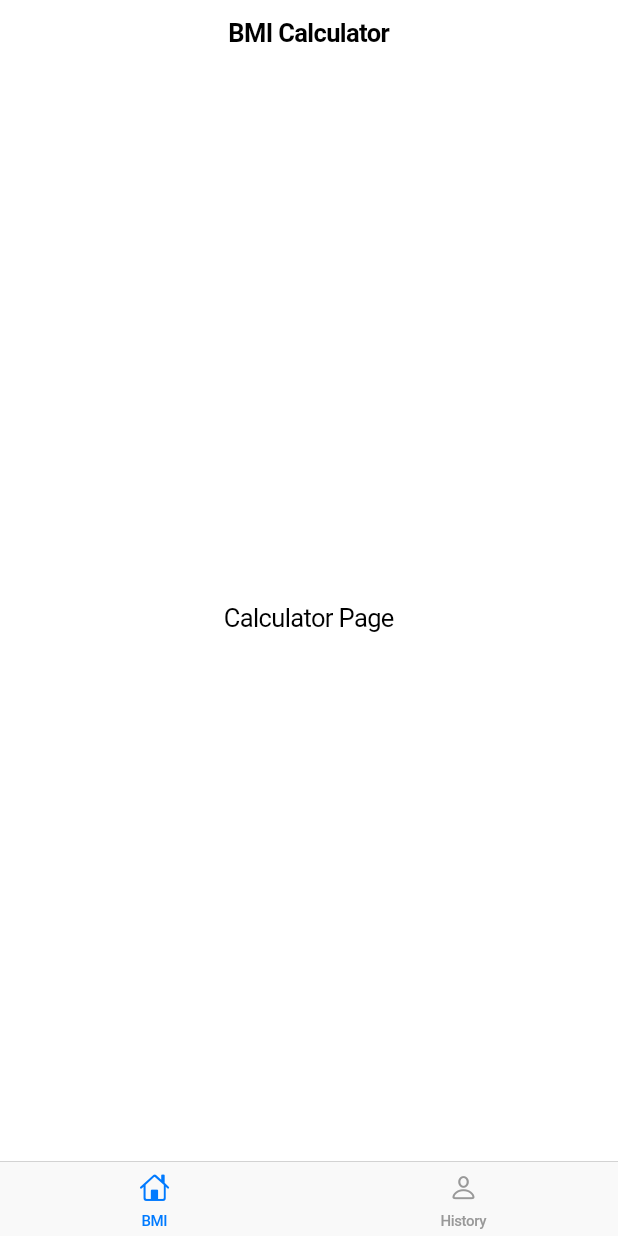
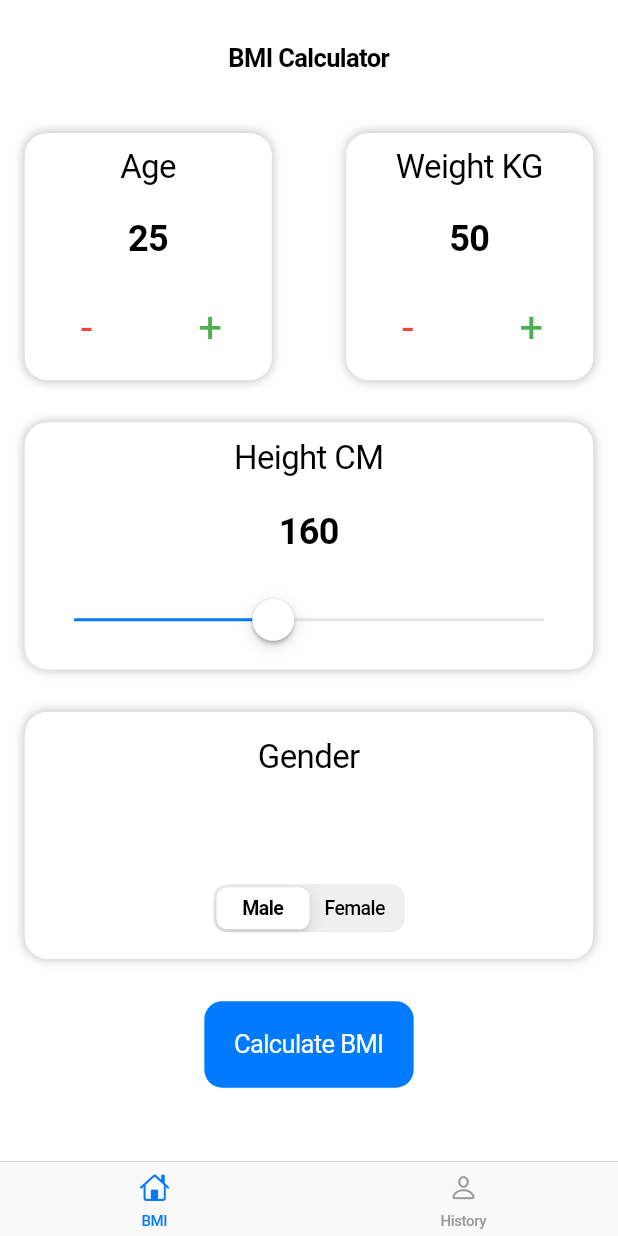
Before and after one commit to KhalilDev12/bmi_calculator, a Flutter app: the screen it shows after launch, on a phone screen of 412 x 824 dp. Run offline on Flutter 3.47's test engine with Material 2 defaults, Android fonts, the phone set to English and light mode, and no system bars.

Commit message:
Finish BMI Page Layout

```diff
--- a/lib/Pages/bmiPage.dart
+++ b/lib/Pages/bmiPage.dart
@@ -1,5 +1,9 @@
+import 'package:bmi_calculator/Providers/bmiPageProvider.dart';
 import 'package:flutter/cupertino.dart';
 import 'package:flutter/material.dart';
+import 'package:provider/provider.dart';
+
+import '../Widgets/infoCard.dart';
 
 class BmiPage extends StatefulWidget {
   BmiPage({Key? key}) : super(key: key);
@@ -11,6 +15,9 @@ class BmiPage extends StatefulWidget {
 }
 
 class _BmiPageState extends State<BmiPage> {
+  late double _deviceHeight, _deviceWidth;
+  late BmiPageProvider _bmiPageProvider;
+
   @override
   void initState() {
     super.initState();
@@ -23,9 +30,185 @@ class _BmiPageState extends State<BmiPage> {
 
   @override
   Widget build(BuildContext context) {
-    return CupertinoPageScaffold(
-      child: Center(
-        child: Text("Calculator Page"),
+    _deviceHeight = MediaQuery
+        .of(context)
+        .size
+        .height;
+    _deviceWidth = MediaQuery
+        .of(context)
+        .size
+        .width;
+    return ChangeNotifierProvider(
+      create: (context) => BmiPageProvider(),
+      child: buildUI(),
+    );
+  }
+
+  Widget buildUI() {
+    return Builder(builder: (context) {
+      _bmiPageProvider = context.watch<BmiPageProvider>();
+      return CupertinoPageScaffold(
+        child: Container(
+          height: _deviceHeight * 0.9,
+          width: _deviceWidth,
+          padding: EdgeInsets.all(_deviceHeight * 0.02),
+          child: Column(
+            mainAxisSize: MainAxisSize.max,
+            mainAxisAlignment: MainAxisAlignment.spaceBetween,
+            crossAxisAlignment: CrossAxisAlignment.center,
+            children: [
+              const CupertinoNavigationBar(
+                middle: Text("BMI Calculator"),
+                backgroundColor: Colors.white24,
+              ),
+              Row(
+                  mainAxisSize: MainAxisSize.max,
+                  mainAxisAlignment: MainAxisAlignment.spaceBetween,
+                  crossAxisAlignment: CrossAxisAlignment.center,
+                  children: [
+                    ageContainer(),
+                    weightContainer(),
+                  ]),
+              heightContainer(),
+              genderContainer(),
+              calculateButton(),
+            ],
+          ),
+        ),
+      );
+    });
+  }
+
+  Widget ageContainer() {
+    return InfoCard(
+      title: "Age",
+      value: _bmiPageProvider.age.toString(),
+      height: _deviceHeight * 0.2,
+      width: _deviceWidth * 0.4,
+      child: Row(
+        mainAxisSize: MainAxisSize.max,
+        mainAxisAlignment: MainAxisAlignment.spaceAround,
+        crossAxisAlignment: CrossAxisAlignment.center,
+        children: [
+          SizedBox(
+            width: 50,
+            child: CupertinoDialogAction(
+              onPressed: () {
+                _bmiPageProvider.decrementAge();
+              },
+              textStyle: const TextStyle(
+                fontSize: 28,
+                color: Colors.red,
+              ),
+              child: const Text('-'),
+            ),
+          ),
+          SizedBox(
+            width: 50,
+            child: CupertinoDialogAction(
+              onPressed: () {
+                _bmiPageProvider.incrementAge();
+              },
+              textStyle: const TextStyle(
+                fontSize: 28,
+                color: Colors.green,
+              ),
+              child: const Text('+'),
+            ),
+          ),
+        ],
+      ),
+    );
+  }
+
+  Widget weightContainer() {
+    return InfoCard(
+      title: "Weight KG",
+      value: _bmiPageProvider.weight.toString(),
+      height: _deviceHeight * 0.2,
+      width: _deviceWidth * 0.4,
+      child: Row(
+        mainAxisSize: MainAxisSize.max,
+        mainAxisAlignment: MainAxisAlignment.spaceAround,
+        crossAxisAlignment: CrossAxisAlignment.center,
+        children: [
+          SizedBox(
+            width: 50,
+            child: CupertinoDialogAction(
+              onPressed: () {
+                _bmiPageProvider.decrementWeight();
+              },
+              textStyle: const TextStyle(
+                fontSize: 28,
+                color: Colors.red,
+              ),
+              child: const Text('-'),
+            ),
+          ),
+          SizedBox(
+            width: 50,
+            child: CupertinoDialogAction(
+              onPressed: () {
+                _bmiPageProvider.incrementWeight();
+              },
+              textStyle: const TextStyle(
+                fontSize: 28,
+                color: Colors.green,
+              ),
+              child: const Text('+'),
+            ),
+          ),
+        ],
+      ),
+    );
+  }
+
+  Widget heightContainer() {
+    return InfoCard(
+      title: "Height CM",
+      value: _bmiPageProvider.height.toString(),
+      height: _deviceHeight * 0.2,
+      width: _deviceWidth,
+      child: SizedBox(
+        width: _deviceWidth * 0.8,
+        child: CupertinoSlider(
+          value: _bmiPageProvider.height.toDouble(),
+          onChanged: (newValue) {
+            _bmiPageProvider.changeHeight(newValue.toInt());
+          },
+          min: 60,
+          max: 300,
+        ),
+      ),
+    );
+  }
+
+  Widget genderContainer() {
+    return InfoCard(
+      title: "Gender",
+      height: _deviceHeight * 0.2,
+      width: _deviceWidth,
+      child: CupertinoSlidingSegmentedControl(
+        groupValue: _bmiPageProvider.gender,
+        children: const {
+          "male": Text("Male"),
+          "female": Text("Female"),
+        },
+        onValueChanged: (value) {
+          _bmiPageProvider.gender = value!;
+        },
+      ),
+    );
+  }
+
+  Widget calculateButton() {
+    return SizedBox(
+      height: _deviceHeight * 0.07,
+      child: CupertinoButton.filled(
+        onPressed: () {
+          _bmiPageProvider.calculateBMI();
+        },
+        child: const Text("Calculate BMI"),
       ),
     );
   }
--- a/lib/Pages/mainPage.dart
+++ b/lib/Pages/mainPage.dart
@@ -33,10 +33,6 @@ class _MainPageState extends State<MainPage> {
   Widget build(BuildContext context) {
     return CupertinoPageScaffold(
       resizeToAvoidBottomInset: false,
-      navigationBar: const CupertinoNavigationBar(
-        middle: Text("BMI Calculator"),
-        backgroundColor: Colors.white24,
-      ),
       child: CupertinoTabScaffold(
         tabBar: CupertinoTabBar(
           iconSize: 20,
--- /dev/null
+++ b/lib/Providers/bmiPageProvider.dart
@@ -0,0 +1,45 @@
+import 'dart:math';
+
+import 'package:flutter/cupertino.dart';
+
+class BmiPageProvider extends ChangeNotifier {
+  int age = 25;
+  int weight = 50;
+  int height = 160;
+  String gender = "male";
+
+  void incrementAge() {
+    age++;
+    notifyListeners();
+  }
+
+  void decrementAge() {
+    if (age > 1) {
+      age--;
+      notifyListeners();
+    }
+  }
+
+  void incrementWeight() {
+    weight++;
+    notifyListeners();
+  }
+
+  void decrementWeight() {
+    if (weight > 1) {
+      weight--;
+      notifyListeners();
+    }
+  }
+
+  void changeHeight(int newValue) {
+    height = newValue;
+    notifyListeners();
+  }
+
+  void calculateBMI() {
+    double heightInMeter = height / 100;
+    double result = weight / pow(heightInMeter, 2);
+    print(result);
+  }
+}
--- /dev/null
+++ b/lib/Widgets/infoCard.dart
@@ -0,0 +1,58 @@
+import 'package:flutter/material.dart';
+
+class InfoCard extends StatelessWidget {
+  final Widget child;
+  final double height;
+  final double width;
+  final String title;
+  final String? value;
+
+  InfoCard({
+    Key? key,
+    required this.height,
+    required this.width,
+    required this.child,
+    required this.title,
+    this.value,
+  }) : super(key: key);
+
+  @override
+  Widget build(BuildContext context) {
+    return Container(
+      decoration: BoxDecoration(
+        color: Colors.white,
+        borderRadius: BorderRadius.circular(15),
+        boxShadow: const [
+          BoxShadow(
+            color: Colors.black26,
+            blurRadius: 5,
+          )
+        ],
+      ),
+      height: height,
+      width: width,
+      child: Column(
+        mainAxisSize: MainAxisSize.max,
+        mainAxisAlignment: MainAxisAlignment.spaceAround,
+        crossAxisAlignment: CrossAxisAlignment.center,
+        children: [
+          Text(
+            title,
+            style: const TextStyle(
+                color: Colors.black, fontSize: 22, fontWeight: FontWeight.w400),
+          ),
+          value != null
+              ? Text(
+                  value!,
+                  style: const TextStyle(
+                      color: Colors.black,
+                      fontSize: 24,
+                      fontWeight: FontWeight.w600),
+                )
+              : Container(),
+          child,
+        ],
+      ),
+    );
+  }
+}
--- a/pubspec.yaml
+++ b/pubspec.yaml
@@ -36,6 +36,7 @@ dependencies:
   # Use with the CupertinoIcons class for iOS style icons.
   cupertino_icons: ^1.0.2
   shared_preferences: ^2.2.1
+  provider: ^6.0.5
 
 dev_dependencies:
   flutter_test:
```
